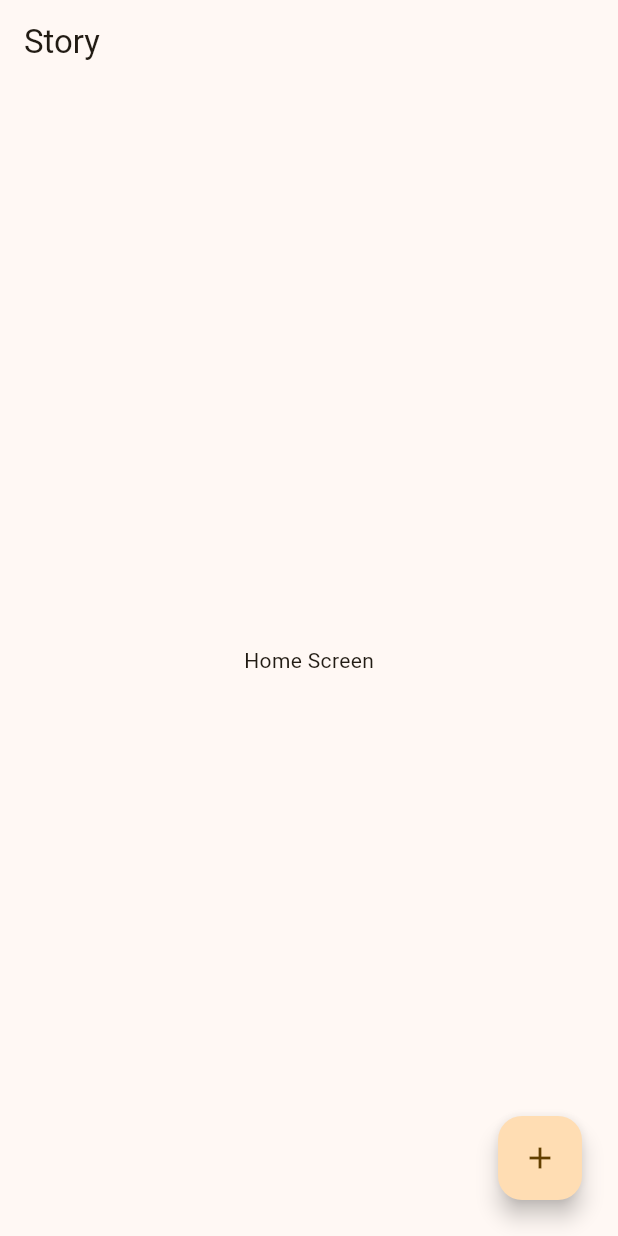
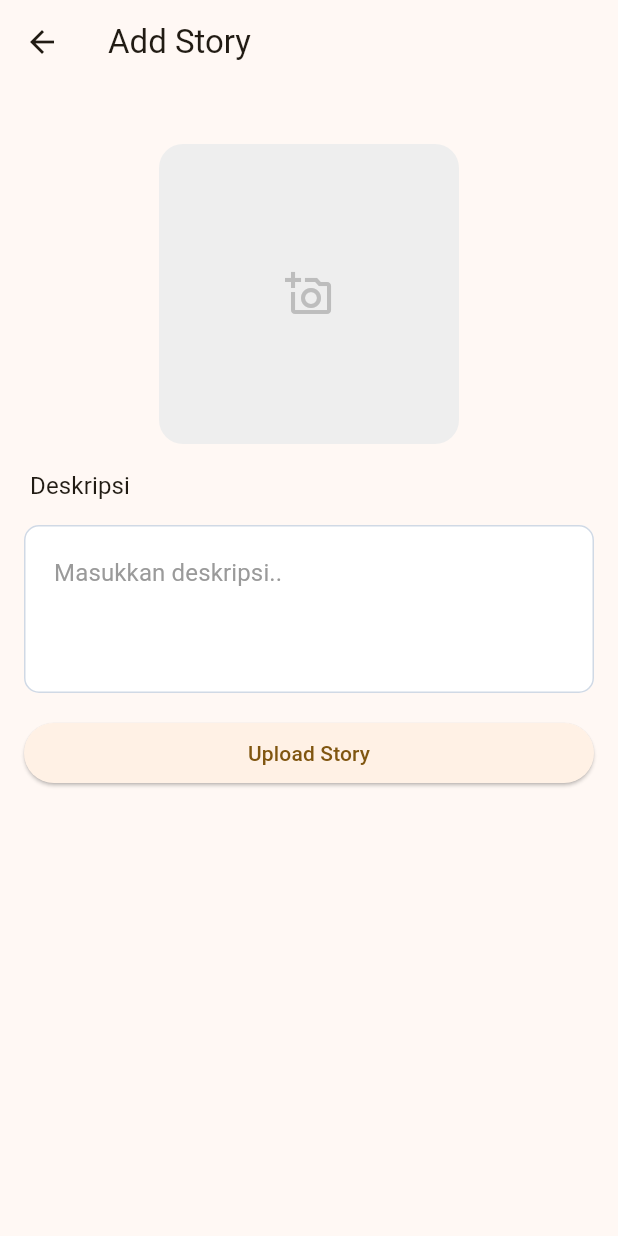
Before and after one commit to dzalif/story_app, a Flutter app: the HomeScreen screen opened by its route, after a tap on the "add" icon, on a phone screen of 412 x 824 dp. Run offline on Flutter 3.47's test engine with Material 2 defaults, Android fonts, the phone set to English and light mode, and no system bars; our stand-ins replace equatable, flutter_bloc, go_router.

Commit message:
Add story screen

```diff
--- a/lib/main.dart
+++ b/lib/main.dart
@@ -4,6 +4,7 @@ import 'package:go_router/go_router.dart';
 import 'package:story_app/data/api/api_service.dart';
 import 'package:story_app/presentation/bloc/login/login_bloc.dart';
 import 'package:story_app/presentation/bloc/register/register_bloc.dart';
+import 'package:story_app/presentation/ui/add_story_screen.dart';
 import 'package:story_app/presentation/ui/home_screen.dart';
 import 'package:story_app/presentation/ui/login_screen.dart';
 import 'package:story_app/presentation/ui/register_screen.dart';
@@ -24,6 +25,14 @@ final _router = GoRouter(
     GoRoute(
       path: AppRoutes.homeScreen,
       builder: (context, state) => const HomeScreen(),
+      routes: [
+        GoRoute(
+          path: AppRoutes.addStoryScreen,
+          builder: (BuildContext context, GoRouterState state) {
+            return const AddStoryScreen();
+          },
+        )
+      ]
     ),
     GoRoute(
         path: AppRoutes.loginScreen,
--- /dev/null
+++ b/lib/presentation/ui/add_story_screen.dart
@@ -0,0 +1,51 @@
+import 'package:flutter/material.dart';
+import 'package:story_app/common/widgets/inputs/custom_text_field.dart';
+
+class AddStoryScreen extends StatefulWidget {
+  const AddStoryScreen({Key? key}) : super(key: key);
+
+  @override
+  State<AddStoryScreen> createState() => _AddStoryScreenState();
+}
+
+class _AddStoryScreenState extends State<AddStoryScreen> {
+  @override
+  Widget build(BuildContext context) {
+    return Scaffold(
+      appBar: AppBar(title: const Text('Add Story')),
+      body: SingleChildScrollView(
+        child: Container(
+          padding: const EdgeInsets.all(16),
+          child: Column(
+            children: [
+              const SizedBox(height: 24),
+              Stack(
+                alignment: Alignment.center,
+                children: [
+                  Center(
+                    child: Container(
+                      width: 200,
+                      height: 200,
+                      decoration: BoxDecoration(color: Colors.grey[200],
+                          borderRadius: BorderRadius.circular(16)),
+                    ),
+                  ),
+                  Icon(Icons.add_a_photo_outlined, size: 32, color: Colors.grey[400],),
+                ],
+              ),
+              const SizedBox(height: 16),
+              const CustomTextField(labelText: 'Deskripsi', maxLines: 3, hintText: 'Masukkan deskripsi..',),
+              const SizedBox(height: 16),
+              SizedBox(
+                width: double.infinity,
+                child: ElevatedButton(onPressed: () {
+
+                }, child: const Text('Upload Story')),
+              )
+            ],
+          ),
+        ),
+      ),
+    );
+  }
+}
--- a/lib/presentation/ui/home_screen.dart
+++ b/lib/presentation/ui/home_screen.dart
@@ -1,4 +1,7 @@
 import 'package:flutter/material.dart';
+import 'package:go_router/go_router.dart';
+
+import '../../route/app_routes.dart';
 
 class HomeScreen extends StatefulWidget {
   const HomeScreen({Key? key}) : super(key: key);
@@ -14,6 +17,7 @@ class _HomeScreenState extends State<HomeScreen> {
       floatingActionButton: Padding(
         padding: const EdgeInsets.all(8.0),
         child: FloatingActionButton(onPressed: () {
+          context.go('${AppRoutes.homeScreen}/${AppRoutes.addStoryScreen}');
         },
         child: const Icon(Icons.add),),
       ),
--- a/lib/route/app_routes.dart
+++ b/lib/route/app_routes.dart
@@ -4,4 +4,6 @@ abstract class AppRoutes {
   static const String loginScreen = '/loginScreen';
   static const String homeScreen = '/homeScreen';
   static const String registerScreen = 'registerScreen';
+  static const String addStoryScreen = 'addStoryScreen';
+  static const String detailStoryScreen = 'detailStoryScreen';
 }
```
Also changed, not shown: lib/data/api/api_service.dart (+41 -0 lines), lib/data/model/story/add/add_story_response.dart (+11 -8 lines).
